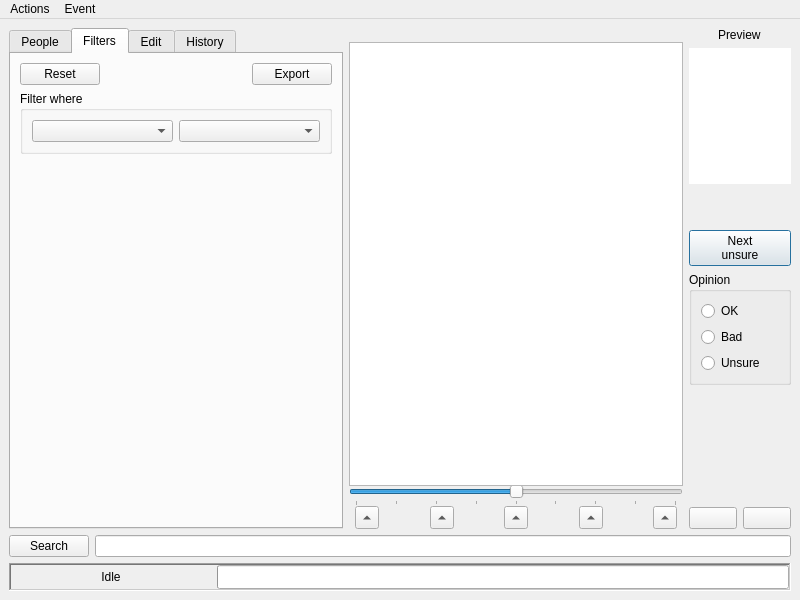
Old version of the form ui/editor.ui in the repository asuffield/ef-editor.
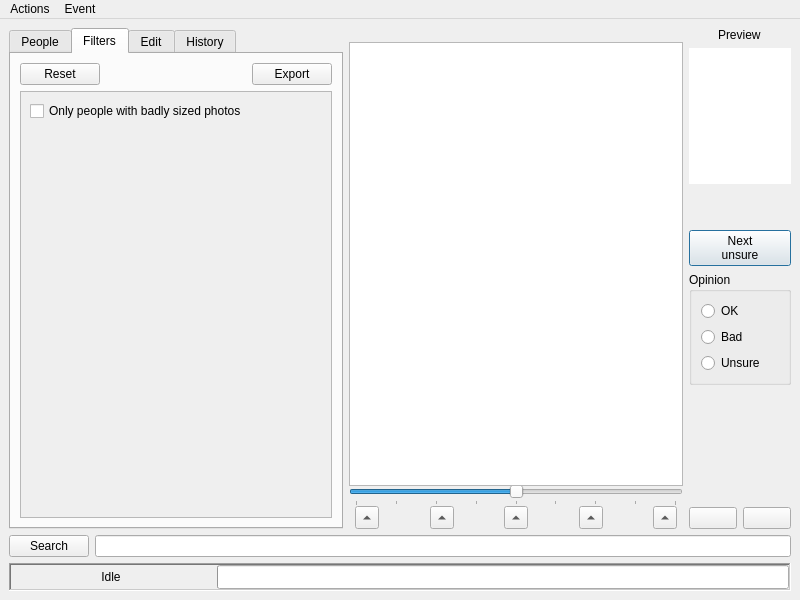
New version of the form. The open tabs and pages were chosen to show the change. Icons and pictures are not drawn.

Commit message: Add first bits of filter UI

Diff of the .ui file:
```diff
--- a/ui/editor.ui
+++ b/ui/editor.ui
@@ -163,19 +163,78 @@
            </layout>
           </item>
           <item>
-           <widget class="QGroupBox" name="groupBox">
-            <property name="title">
-             <string>Filter where</string>
+           <widget class="QScrollArea" name="filters_area">
+            <property name="verticalScrollBarPolicy">
+             <enum>Qt::ScrollBarAsNeeded</enum>
             </property>
-            <layout class="QHBoxLayout" name="horizontalLayout_12">
+            <property name="widgetResizable">
+             <bool>true</bool>
+            </property>
+            <widget class="QWidget" name="filters_container">
+             <property name="geometry">
+              <rect>
+               <x>0</x>
+               <y>0</y>
+               <width>305</width>
+               <height>402</height>
+              </rect>
+             </property>
+             <layout class="QVBoxLayout" name="verticalLayout_6">
              <item>
-              <widget class="QComboBox" name="comboBox_3"/>
+               <widget class="QCheckBox" name="filter_by_size">
+                <property name="text">
+                 <string>Only people with badly sized photos</string>
+                </property>
+               </widget>
              </item>
              <item>
-              <widget class="QComboBox" name="comboBox_4"/>
-             </item>
-            </layout>
-           </widget>
+               <layout class="QHBoxLayout" name="horizontalLayout_16">
+                <property name="topMargin">
+                 <number>0</number>
+                </property>
+                <item>
+                 <spacer name="horizontalSpacer_8">
+                  <property name="orientation">
+                   <enum>Qt::Horizontal</enum>
+                  </property>
+                  <property name="sizeHint" stdset="0">
+                   <size>
+                    <width>40</width>
+                    <height>20</height>
+                   </size>
+                  </property>
+                 </spacer>
+                </item>
+                <item>
+                 <widget class="QPushButton" name="filter_add">
+                  <property name="enabled">
+                   <bool>true</bool>
+                  </property>
+                  <property name="maximumSize">
+                   <size>
+                    <width>16</width>
+                    <height>16</height>
+                   </size>
+                  </property>
+                  <property name="text">
+                   <string/>
+                  </property>
+                  <property name="icon">
+                   <iconset resource="../resources.qrc">
+                    <normaloff>:/icons/resources/add.png</normaloff>:/icons/resources/add.png</iconset>
+                  </property>
+                  <property name="iconSize">
+                   <size>
+                    <width>16</width>
+                    <height>16</height>
+                   </size>
+                  </property>
+                  <property name="flat">
+                   <bool>true</bool>
+                  </property>
+                 </widget>
+                </item>
+               </layout>
           </item>
           <item>
            <spacer name="verticalSpacer_2">
@@ -185,10 +244,14 @@
             <property name="sizeHint" stdset="0">
              <size>
               <width>20</width>
-              <height>40</height>
+                  <height>329</height>
              </size>
             </property>
            </spacer>
+              </item>
+             </layout>
+            </widget>
+           </widget>
           </item>
          </layout>
         </widget>
```
Left out of the diff: 16 changed lines with no effect on the pictures. Lines whose indentation alone changed are shown as unchanged. The commit also changes 9 other files.
